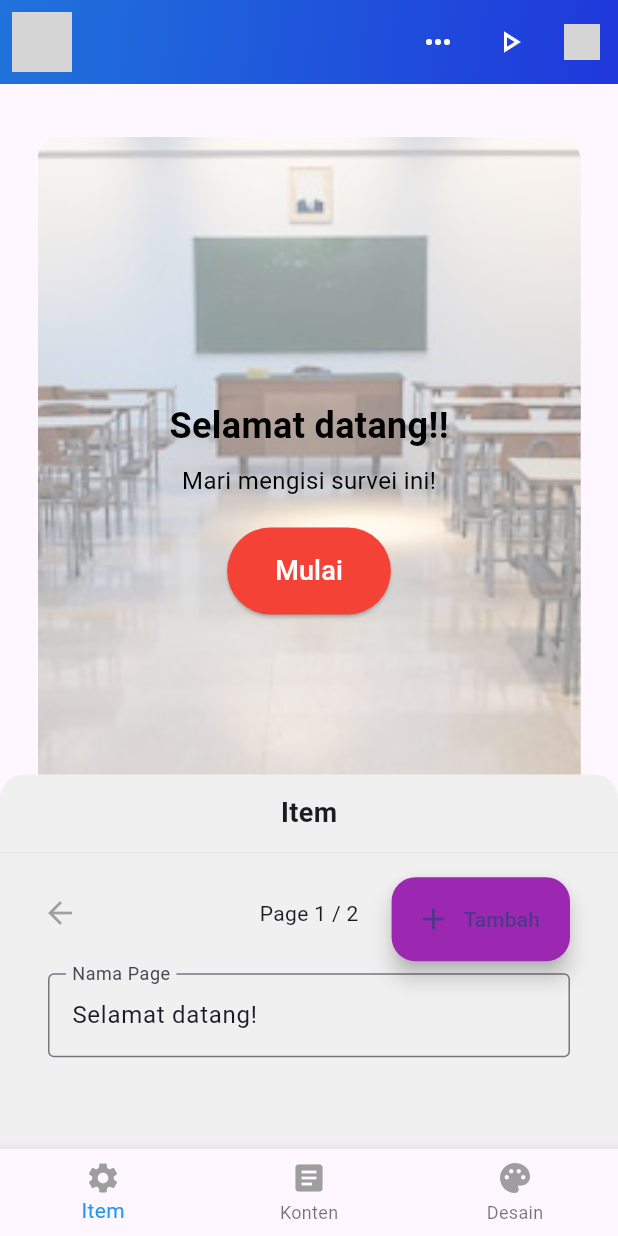
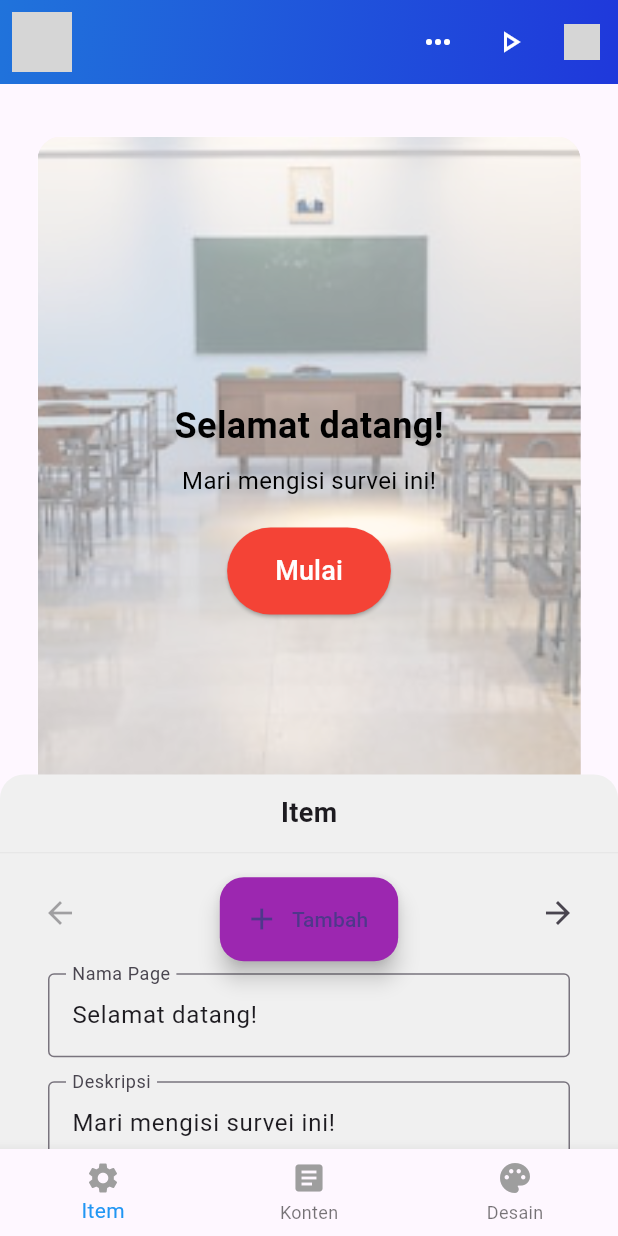
Before and after one commit to BeMySample/BeMySample_MobileFE, a Flutter app: the SurveyPage screen opened by its route, after a tap on "Tambah", after a tap on the "arrow back" icon, on a phone screen of 412 x 824 dp. Run offline on Flutter 3.47's test engine with Material 3 defaults, Android fonts, the phone set to English and light mode, and no system bars; our stand-ins replace flutter_colorpicker, image_picker; missing offline and left inert: iconify_flutter; grey boxes are pictures that could not be loaded.

Commit message:
feat: add change description feature on page

```diff
--- a/lib/pages/editsurvey.dart
+++ b/lib/pages/editsurvey.dart
@@ -29,6 +29,7 @@
   TextEditingController _buttonTextColorController = TextEditingController();
   TextEditingController _transparencyController = TextEditingController();
   TextEditingController _pageNameController = TextEditingController();
+  TextEditingController _descriptionController = TextEditingController();
 
   Color _backgroundColor = Colors.white; // Warna latar
   Color _buttonColor = Colors.red; // Warna tombol
@@ -45,8 +46,12 @@
     _isPopupVisible = true;
     _imageHeightFactor = 0.6; // Gambar mengecil ketika popup muncul
     _popupOffset = 0.0; // Popup muncul dengan animasi slide-up
+  });
+}
+
+void _updatePageNameController() {
   _pageNameController.text = pages[currentPage]['name'] ?? '';
-    });
+    _descriptionController.text = pages[currentPage]['description'] ?? 'Mari mengisi survei ini!';
 }
 
   void _closePopup() {
@@ -113,6 +118,8 @@
     _buttonTextColorController.text = '#${_buttonTextColor.value.toRadixString(16).substring(2).toUpperCase()}';
     _transparencyController.text = '50'; // Default transparansi 50%
     _pageNameController.text = pages[currentPage]['name'] ?? '';
+    _descriptionController.text = pages[currentPage]['description'] ?? 'Mari mengisi survei ini!';
+    _selectedIsi = 'Pembuka'; // Default pilihan isi
   }
 
   @override
@@ -142,6 +149,7 @@
                     ? () {
                         setState(() {
                           currentPage--;
+                          _updatePageNameController();
                         });
                       }
                     : null,
@@ -153,6 +161,7 @@
                     ? () {
                         setState(() {
                           currentPage++;
+                          _updatePageNameController();
                         });
                       }
                     : null,
@@ -163,7 +172,9 @@
           // Form untuk mengedit nama page
 Padding(
   padding: const EdgeInsets.symmetric(horizontal: 16.0),
-            child: TextField(
+  child: Column(
+    children: [
+      TextField(
         decoration: InputDecoration(
           labelText: 'Nama Page',
           border: OutlineInputBorder(),
@@ -175,19 +186,37 @@
           });
         },
       ),
+      const SizedBox(height: 16),
+      TextField(
+        decoration: InputDecoration(
+          labelText: 'Deskripsi',
+          border: OutlineInputBorder(),
+        ),
+        controller: _descriptionController,
+        onChanged: (value) {
+          setState(() {
+            pages[currentPage]['description'] = value;
+          });
+        },
       ),
     ],
   ),
+),
+        ]
+      ),
       // Tombol "Tambah" di pojok kanan bawah layar
 Align(
-        alignment: Alignment.bottomRight,
+  alignment: Alignment.bottomCenter,
   child: Padding(
-          padding: const EdgeInsets.only(right: 16, bottom: 16), // Jarak yang fleksibel
+    padding: const EdgeInsets.only(bottom: 1), // Jarak yang fleksibel
     child: FloatingActionButton.extended(
       onPressed: () {
         setState(() {
-                pages.add({'name': 'Page ${pages.length + 1}'}); // Tambahkan page baru
+          pages.add({'name': 'Page ${pages.length + 1}', 'description': ''}); // Tambahkan page baru
           currentPage = pages.length - 1; // Pindah ke page baru
+          _updatePageNameController();
+          _selectedIsi = 'Pembuka'; // Reset pilihan isi
+          _updateTombolText(_selectedIsi); // Reset teks tombol
         });
       },
       label: Text('Tambah'),
@@ -603,7 +632,7 @@
                   mainAxisAlignment: MainAxisAlignment.center,
                   children: [
                     Text(
-                      '${pages[currentPage]['name']}!',
+                      '${pages[currentPage]['name']}',
                       style: TextStyle(
                         fontSize: 24,
                         fontWeight: FontWeight.bold,
@@ -612,7 +641,7 @@
                     ),
                     const SizedBox(height: 8),
                     Text(
-                      'Mari mengisi survei ini!',
+                      '${pages[currentPage]['description']}',
                       style: TextStyle(
                         fontSize: 16,
                         color: _textColor, // Warna teks dinamis
```
Lines whose indentation alone changed are shown as unchanged.
